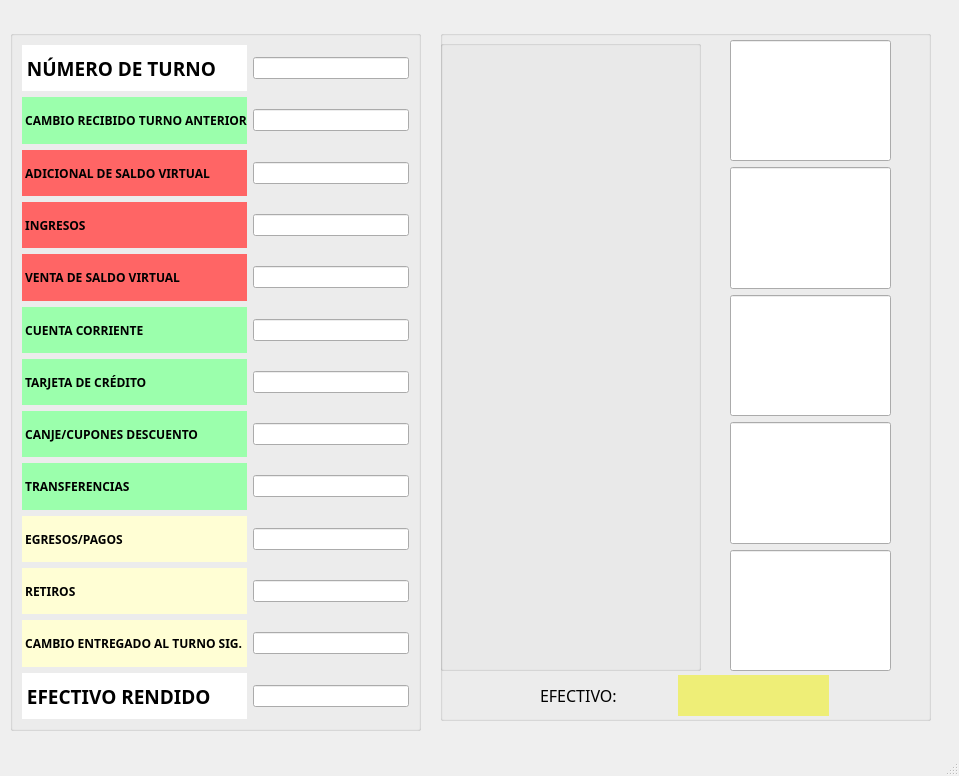
MatiSalinas/PoSLibreria, file cierre_caja.ui: the form before one commit.
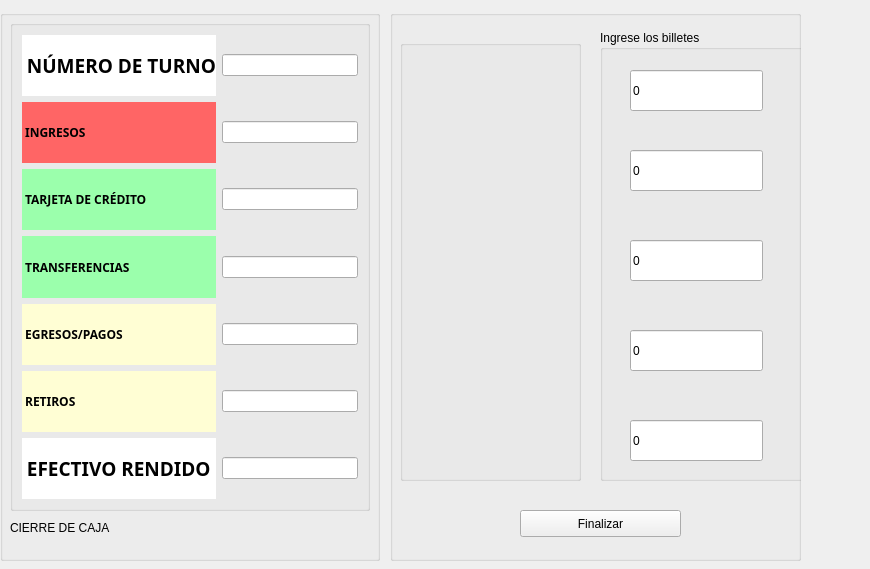
The form after the commit. Icons and pictures are not drawn.

What changed in the file:
```diff
--- a/cierre_caja.ui
+++ b/cierre_caja.ui
@@ -6,28 +6,279 @@
    <rect>
     <x>0</x>
     <y>0</y>
-    <width>959</width>
-    <height>776</height>
+    <width>870</width>
+    <height>569</height>
    </rect>
   </property>
   <property name="windowTitle">
    <string>MainWindow</string>
   </property>
   <widget class="QWidget" name="centralwidget">
-   <widget class="QGroupBox" name="groupBox_2">
+   <widget class="QGroupBox" name="groupBox_4">
     <property name="geometry">
      <rect>
-      <x>440</x>
-      <y>30</y>
-      <width>491</width>
-      <height>691</height>
+      <x>0</x>
+      <y>10</y>
+      <width>380</width>
+      <height>551</height>
      </rect>
     </property>
-    <property name="sizePolicy">
-     <sizepolicy hsizetype="Preferred" vsizetype="MinimumExpanding">
-      <horstretch>0</horstretch>
-      <verstretch>0</verstretch>
-     </sizepolicy>
+    <property name="title">
+     <string/>
+    </property>
+    <widget class="QGroupBox" name="groupBox">
+     <property name="geometry">
+      <rect>
+       <x>10</x>
+       <y>10</y>
+       <width>360</width>
+       <height>491</height>
+      </rect>
+     </property>
+     <property name="title">
+      <string/>
+     </property>
+     <layout class="QGridLayout" name="gridLayout">
+      <item row="0" column="1">
+       <widget class="QLineEdit" name="numeroTurno">
+        <property name="readOnly">
+         <bool>true</bool>
+        </property>
+       </widget>
+      </item>
+      <item row="5" column="1">
+       <widget class="QLineEdit" name="retiroInput"/>
+      </item>
+      <item row="5" column="0">
+       <widget class="QLabel" name="retiros">
+        <property name="sizePolicy">
+         <sizepolicy hsizetype="Preferred" vsizetype="MinimumExpanding">
+          <horstretch>0</horstretch>
+          <verstretch>0</verstretch>
+         </sizepolicy>
+        </property>
+        <property name="font">
+         <font>
+          <family>Bahnschrift SemiBold</family>
+          <pointsize>9</pointsize>
+          <weight>75</weight>
+          <bold>true</bold>
+         </font>
+        </property>
+        <property name="styleSheet">
+         <string notr="true">background-color:rgb(255, 254, 212);
+color:black;
+</string>
+        </property>
+        <property name="text">
+         <string> RETIROS</string>
+        </property>
+       </widget>
+      </item>
+      <item row="0" column="0">
+       <widget class="QLabel" name="num_turno">
+        <property name="sizePolicy">
+         <sizepolicy hsizetype="Preferred" vsizetype="MinimumExpanding">
+          <horstretch>0</horstretch>
+          <verstretch>0</verstretch>
+         </sizepolicy>
+        </property>
+        <property name="font">
+         <font>
+          <family>Bahnschrift SemiBold SemiConden</family>
+          <pointsize>14</pointsize>
+          <weight>75</weight>
+          <bold>true</bold>
+         </font>
+        </property>
+        <property name="styleSheet">
+         <string notr="true">background-color:rgb(255, 255, 255);
+color:black;</string>
+        </property>
+        <property name="text">
+         <string> NÚMERO DE TURNO</string>
+        </property>
+       </widget>
+      </item>
+      <item row="6" column="1">
+       <widget class="QLineEdit" name="efectivoRendidoLabel">
+        <property name="readOnly">
+         <bool>true</bool>
+        </property>
+       </widget>
+      </item>
+      <item row="2" column="0">
+       <widget class="QLabel" name="tarj_credito">
+        <property name="sizePolicy">
+         <sizepolicy hsizetype="Preferred" vsizetype="MinimumExpanding">
+          <horstretch>0</horstretch>
+          <verstretch>0</verstretch>
+         </sizepolicy>
+        </property>
+        <property name="font">
+         <font>
+          <family>Bahnschrift SemiBold</family>
+          <pointsize>9</pointsize>
+          <weight>75</weight>
+          <bold>true</bold>
+         </font>
+        </property>
+        <property name="styleSheet">
+         <string notr="true">background-color:rgb(155, 255, 172);
+color:black;
+</string>
+        </property>
+        <property name="text">
+         <string> TARJETA DE CRÉDITO</string>
+        </property>
+       </widget>
+      </item>
+      <item row="6" column="0">
+       <widget class="QLabel" name="efectivo_rendido">
+        <property name="sizePolicy">
+         <sizepolicy hsizetype="Preferred" vsizetype="MinimumExpanding">
+          <horstretch>0</horstretch>
+          <verstretch>0</verstretch>
+         </sizepolicy>
+        </property>
+        <property name="font">
+         <font>
+          <family>Bahnschrift SemiBold SemiConden</family>
+          <pointsize>14</pointsize>
+          <weight>75</weight>
+          <bold>true</bold>
+         </font>
+        </property>
+        <property name="styleSheet">
+         <string notr="true">background-color:rgb(255, 255, 255);
+color:black;
+</string>
+        </property>
+        <property name="text">
+         <string> EFECTIVO RENDIDO</string>
+        </property>
+       </widget>
+      </item>
+      <item row="2" column="1">
+       <widget class="QLineEdit" name="tarjetaInput"/>
+      </item>
+      <item row="3" column="0">
+       <widget class="QLabel" name="transferencias">
+        <property name="sizePolicy">
+         <sizepolicy hsizetype="Preferred" vsizetype="MinimumExpanding">
+          <horstretch>0</horstretch>
+          <verstretch>0</verstretch>
+         </sizepolicy>
+        </property>
+        <property name="font">
+         <font>
+          <family>Bahnschrift SemiBold</family>
+          <pointsize>9</pointsize>
+          <weight>75</weight>
+          <bold>true</bold>
+         </font>
+        </property>
+        <property name="styleSheet">
+         <string notr="true">background-color:rgb(155, 255, 172);
+color:black;
+</string>
+        </property>
+        <property name="text">
+         <string> TRANSFERENCIAS</string>
+        </property>
+       </widget>
+      </item>
+      <item row="1" column="0">
+       <widget class="QLabel" name="ingresos">
+        <property name="sizePolicy">
+         <sizepolicy hsizetype="Preferred" vsizetype="MinimumExpanding">
+          <horstretch>0</horstretch>
+          <verstretch>0</verstretch>
+         </sizepolicy>
+        </property>
+        <property name="font">
+         <font>
+          <family>Bahnschrift SemiBold</family>
+          <pointsize>9</pointsize>
+          <weight>75</weight>
+          <bold>true</bold>
+         </font>
+        </property>
+        <property name="styleSheet">
+         <string notr="true">background-color:rgb(255, 101, 101)
+</string>
+        </property>
+        <property name="text">
+         <string> INGRESOS</string>
+        </property>
+       </widget>
+      </item>
+      <item row="4" column="0">
+       <widget class="QLabel" name="egresos_pagos">
+        <property name="sizePolicy">
+         <sizepolicy hsizetype="Preferred" vsizetype="MinimumExpanding">
+          <horstretch>0</horstretch>
+          <verstretch>0</verstretch>
+         </sizepolicy>
+        </property>
+        <property name="font">
+         <font>
+          <family>Bahnschrift SemiBold</family>
+          <pointsize>9</pointsize>
+          <weight>75</weight>
+          <bold>true</bold>
+         </font>
+        </property>
+        <property name="styleSheet">
+         <string notr="true">background-color:rgb(255, 254, 212);
+color:black;
+</string>
+        </property>
+        <property name="text">
+         <string> EGRESOS/PAGOS</string>
+        </property>
+       </widget>
+      </item>
+      <item row="4" column="1">
+       <widget class="QLineEdit" name="egresosInput"/>
+      </item>
+      <item row="3" column="1">
+       <widget class="QLineEdit" name="tranferenciasInput"/>
+      </item>
+      <item row="1" column="1">
+       <widget class="QLineEdit" name="ingresosInput">
+        <property name="readOnly">
+         <bool>true</bool>
+        </property>
+       </widget>
+      </item>
+     </layout>
+    </widget>
+    <widget class="QLabel" name="label_9">
+     <property name="geometry">
+      <rect>
+       <x>10</x>
+       <y>510</y>
+       <width>361</width>
+       <height>16</height>
+      </rect>
+     </property>
+     <property name="styleSheet">
+      <string notr="true"/>
+     </property>
+     <property name="text">
+      <string>CIERRE DE CAJA </string>
+     </property>
+    </widget>
+   </widget>
+   <widget class="QGroupBox" name="groupBox_5">
+    <property name="geometry">
+     <rect>
+      <x>390</x>
+      <y>10</y>
+      <width>411</width>
+      <height>551</height>
+     </rect>
     </property>
     <property name="title">
      <string/>
@@ -35,10 +286,10 @@
     <widget class="QGroupBox" name="groupBox_3">
      <property name="geometry">
       <rect>
-       <x>0</x>
-       <y>10</y>
-       <width>261</width>
-       <height>631</height>
+       <x>10</x>
+       <y>30</y>
+       <width>181</width>
+       <height>441</height>
       </rect>
      </property>
      <property name="title">
@@ -47,10 +298,10 @@
      <widget class="QLabel" name="label">
       <property name="geometry">
        <rect>
-        <x>50</x>
-        <y>150</y>
-        <width>171</width>
-        <height>101</height>
+        <x>0</x>
+        <y>90</y>
+        <width>151</width>
+        <height>81</height>
        </rect>
       </property>
       <property name="sizePolicy">
@@ -72,10 +323,10 @@
      <widget class="QLabel" name="label_3">
       <property name="geometry">
        <rect>
-        <x>50</x>
-        <y>280</y>
-        <width>171</width>
-        <height>101</height>
+        <x>0</x>
+        <y>180</y>
+        <width>151</width>
+        <height>81</height>
        </rect>
       </property>
       <property name="sizePolicy">
@@ -97,10 +348,10 @@
      <widget class="QLabel" name="label_2">
       <property name="geometry">
        <rect>
-        <x>50</x>
-        <y>30</y>
-        <width>171</width>
-        <height>101</height>
+        <x>0</x>
+        <y>0</y>
+        <width>151</width>
+        <height>81</height>
        </rect>
       </property>
       <property name="sizePolicy">
@@ -122,10 +373,10 @@
      <widget class="QLabel" name="label_4">
       <property name="geometry">
        <rect>
-        <x>50</x>
-        <y>400</y>
-        <width>171</width>
-        <height>101</height>
+        <x>0</x>
+        <y>270</y>
+        <width>151</width>
+        <height>81</height>
        </rect>
       </property>
       <property name="sizePolicy">
@@ -147,10 +398,10 @@
      <widget class="QLabel" name="label_5">
       <property name="geometry">
        <rect>
-        <x>50</x>
-        <y>520</y>
-        <width>171</width>
-        <height>101</height>
+        <x>0</x>
+        <y>360</y>
+        <width>151</width>
+        <height>81</height>
        </rect>
       </property>
       <property name="sizePolicy">
@@ -170,507 +421,99 @@
       </property>
      </widget>
     </widget>
-    <widget class="QWidget" name="layoutWidget">
+    <widget class="QGroupBox" name="groupBox_2">
      <property name="geometry">
       <rect>
-       <x>290</x>
-       <y>10</y>
+       <x>210</x>
+       <y>20</y>
+       <width>211</width>
+       <height>451</height>
+      </rect>
+     </property>
+     <property name="title">
+      <string>Ingrese los billetes</string>
+     </property>
+     <widget class="QLineEdit" name="quinientos">
+      <property name="geometry">
+       <rect>
+        <x>30</x>
+        <y>210</y>
+        <width>133</width>
+        <height>41</height>
+       </rect>
+      </property>
+      <property name="text">
+       <string>0</string>
+      </property>
+     </widget>
+     <widget class="QLineEdit" name="cien">
+      <property name="geometry">
+       <rect>
+        <x>30</x>
+        <y>390</y>
+        <width>133</width>
+        <height>41</height>
+       </rect>
+      </property>
+      <property name="text">
+       <string>0</string>
+      </property>
+     </widget>
+     <widget class="QLineEdit" name="doscientos">
+      <property name="geometry">
+       <rect>
+        <x>30</x>
+        <y>300</y>
+        <width>133</width>
+        <height>41</height>
+       </rect>
+      </property>
+      <property name="text">
+       <string>0</string>
+      </property>
+     </widget>
+     <widget class="QLineEdit" name="dosmil">
+      <property name="geometry">
+       <rect>
+        <x>30</x>
+        <y>40</y>
+        <width>133</width>
+        <height>41</height>
+       </rect>
+      </property>
+      <property name="text">
+       <string>0</string>
+      </property>
+     </widget>
+     <widget class="QLineEdit" name="mil">
+      <property name="geometry">
+       <rect>
+        <x>30</x>
+        <y>120</y>
+        <width>133</width>
+        <height>41</height>
+       </rect>
+      </property>
+      <property name="text">
+       <string>0</string>
+      </property>
+     </widget>
+    </widget>
+    <widget class="QPushButton" name="botonFinalizar">
+     <property name="geometry">
+      <rect>
+       <x>130</x>
+       <y>500</y>
        <width>161</width>
-       <height>631</height>
+       <height>27</height>
       </rect>
      </property>
-     <layout class="QVBoxLayout" name="verticalLayout">
-      <item>
-       <widget class="QLineEdit" name="lineEdit_14">
-        <property name="sizePolicy">
-         <sizepolicy hsizetype="Expanding" vsizetype="MinimumExpanding">
-          <horstretch>0</horstretch>
-          <verstretch>0</verstretch>
-         </sizepolicy>
-        </property>
-        <property name="font">
-         <font>
-          <pointsize>22</pointsize>
-         </font>
-        </property>
-       </widget>
-      </item>
-      <item>
-       <widget class="QLineEdit" name="lineEdit_15">
-        <property name="sizePolicy">
-         <sizepolicy hsizetype="Expanding" vsizetype="MinimumExpanding">
-          <horstretch>0</horstretch>
-          <verstretch>0</verstretch>
-         </sizepolicy>
-        </property>
-        <property name="font">
-         <font>
-          <pointsize>22</pointsize>
-         </font>
-        </property>
-       </widget>
-      </item>
-      <item>
-       <widget class="QLineEdit" name="lineEdit_16">
-        <property name="sizePolicy">
-         <sizepolicy hsizetype="Expanding" vsizetype="MinimumExpanding">
-          <horstretch>0</horstretch>
-          <verstretch>0</verstretch>
-         </sizepolicy>
-        </property>
-        <property name="font">
-         <font>
-          <pointsize>22</pointsize>
-         </font>
-        </property>
-       </widget>
-      </item>
-      <item>
-       <widget class="QLineEdit" name="lineEdit_17">
-        <property name="sizePolicy">
-         <sizepolicy hsizetype="Expanding" vsizetype="MinimumExpanding">
-          <horstretch>0</horstretch>
-          <verstretch>0</verstretch>
-         </sizepolicy>
-        </property>
-        <property name="font">
-         <font>
-          <pointsize>22</pointsize>
-         </font>
-        </property>
-       </widget>
-      </item>
-      <item>
-       <widget class="QLineEdit" name="lineEdit_18">
-        <property name="sizePolicy">
-         <sizepolicy hsizetype="Expanding" vsizetype="MinimumExpanding">
-          <horstretch>0</horstretch>
-          <verstretch>0</verstretch>
-         </sizepolicy>
-        </property>
-        <property name="font">
-         <font>
-          <pointsize>22</pointsize>
-         </font>
-        </property>
-       </widget>
-      </item>
-     </layout>
-    </widget>
-    <widget class="QLabel" name="label_6">
-     <property name="geometry">
-      <rect>
-       <x>100</x>
-       <y>650</y>
-       <width>111</width>
-       <height>31</height>
-      </rect>
-     </property>
-     <property name="font">
-      <font>
-       <family>Bahnschrift Light</family>
-       <pointsize>12</pointsize>
-      </font>
-     </property>
      <property name="text">
-      <string>EFECTIVO:</string>
+      <string>Finalizar</string>
      </property>
     </widget>
-    <widget class="QLabel" name="label_7">
-     <property name="geometry">
-      <rect>
-       <x>238</x>
-       <y>645</y>
-       <width>151</width>
-       <height>41</height>
-      </rect>
-     </property>
-     <property name="styleSheet">
-      <string notr="true">background-color: rgb(238, 238, 119);</string>
-     </property>
-     <property name="text">
-      <string/>
-     </property>
-    </widget>
    </widget>
-   <widget class="QGroupBox" name="groupBox">
-    <property name="geometry">
-     <rect>
-      <x>10</x>
-      <y>30</y>
-      <width>411</width>
-      <height>701</height>
-     </rect>
-    </property>
-    <property name="title">
-     <string/>
-    </property>
-    <layout class="QGridLayout" name="gridLayout">
-     <item row="3" column="0">
-      <widget class="QLabel" name="ingresos">
-       <property name="sizePolicy">
-        <sizepolicy hsizetype="Preferred" vsizetype="MinimumExpanding">
-         <horstretch>0</horstretch>
-         <verstretch>0</verstretch>
-        </sizepolicy>
-       </property>
-       <property name="font">
-        <font>
-         <family>Bahnschrift SemiBold</family>
-         <pointsize>9</pointsize>
-         <bold>true</bold>
-        </font>
-       </property>
-       <property name="styleSheet">
-        <string notr="true">background-color:rgb(255, 101, 101)
-</string>
-       </property>
-       <property name="text">
-        <string> INGRESOS</string>
-       </property>
-      </widget>
-     </item>
-     <item row="8" column="1">
-      <widget class="QLineEdit" name="lineEdit_9"/>
-     </item>
-     <item row="12" column="0">
-      <widget class="QLabel" name="efectivo_rendido">
-       <property name="sizePolicy">
-        <sizepolicy hsizetype="Preferred" vsizetype="MinimumExpanding">
-         <horstretch>0</horstretch>
-         <verstretch>0</verstretch>
-        </sizepolicy>
-       </property>
-       <property name="font">
-        <font>
-         <family>Bahnschrift SemiBold SemiConden</family>
-         <pointsize>14</pointsize>
-         <bold>true</bold>
-        </font>
-       </property>
-       <property name="styleSheet">
-        <string notr="true">background-color:rgb(255, 255, 255)
-</string>
-       </property>
-       <property name="text">
-        <string> EFECTIVO RENDIDO</string>
-       </property>
-      </widget>
-     </item>
-     <item row="5" column="0">
-      <widget class="QLabel" name="cuenta_corr">
-       <property name="sizePolicy">
-        <sizepolicy hsizetype="Preferred" vsizetype="MinimumExpanding">
-         <horstretch>0</horstretch>
-         <verstretch>0</verstretch>
-        </sizepolicy>
-       </property>
-       <property name="font">
-        <font>
-         <family>Bahnschrift SemiBold</family>
-         <pointsize>9</pointsize>
-         <bold>true</bold>
-        </font>
-       </property>
-       <property name="styleSheet">
-        <string notr="true">background-color:rgb(155, 255, 172)
-</string>
-       </property>
-       <property name="text">
-        <string> CUENTA CORRIENTE</string>
-       </property>
-      </widget>
-     </item>
-     <item row="10" column="1">
-      <widget class="QLineEdit" name="lineEdit_11"/>
-     </item>
-     <item row="2" column="0">
-      <widget class="QLabel" name="adi_sal_virtual">
-       <property name="sizePolicy">
-        <sizepolicy hsizetype="Preferred" vsizetype="MinimumExpanding">
-         <horstretch>0</horstretch>
-         <verstretch>0</verstretch>
-        </sizepolicy>
-       </property>
-       <property name="font">
-        <font>
-         <family>Bahnschrift SemiBold</family>
-         <pointsize>9</pointsize>
-         <bold>true</bold>
-        </font>
-       </property>
-       <property name="styleSheet">
-        <string notr="true">background-color:rgb(255, 101, 101)
-</string>
-       </property>
-       <property name="text">
-        <string> ADICIONAL DE SALDO VIRTUAL</string>
-       </property>
-      </widget>
-     </item>
-     <item row="1" column="1">
-      <widget class="QLineEdit" name="lineEdit_2"/>
-     </item>
-     <item row="2" column="1">
-      <widget class="QLineEdit" name="lineEdit_3"/>
-     </item>
-     <item row="0" column="0">
-      <widget class="QLabel" name="num_turno">
-       <property name="sizePolicy">
-        <sizepolicy hsizetype="Preferred" vsizetype="MinimumExpanding">
-         <horstretch>0</horstretch>
-         <verstretch>0</verstretch>
-        </sizepolicy>
-       </property>
-       <property name="font">
-        <font>
-         <family>Bahnschrift SemiBold SemiConden</family>
-         <pointsize>14</pointsize>
-         <bold>true</bold>
-        </font>
-       </property>
-       <property name="styleSheet">
-        <string notr="true">background-color:rgb(255, 255, 255)
-</string>
-       </property>
-       <property name="text">
-        <string> NÚMERO DE TURNO</string>
-       </property>
-      </widget>
-     </item>
-     <item row="7" column="0">
-      <widget class="QLabel" name="canje_cupon">
-       <property name="sizePolicy">
-        <sizepolicy hsizetype="Preferred" vsizetype="MinimumExpanding">
-         <horstretch>0</horstretch>
-         <verstretch>0</verstretch>
-        </sizepolicy>
-       </property>
-       <property name="font">
-        <font>
-         <family>Bahnschrift SemiBold</family>
-         <pointsize>9</pointsize>
-         <bold>true</bold>
-        </font>
-       </property>
-       <property name="styleSheet">
-        <string notr="true">background-color:rgb(155, 255, 172)
-</string>
-       </property>
-       <property name="text">
-        <string> CANJE/CUPONES DESCUENTO</string>
-       </property>
-      </widget>
-     </item>
-     <item row="3" column="1">
-      <widget class="QLineEdit" name="lineEdit_4"/>
-     </item>
-     <item row="5" column="1">
-      <widget class="QLineEdit" name="lineEdit_6"/>
-     </item>
-     <item row="4" column="1">
-      <widget class="QLineEdit" name="lineEdit_5"/>
-     </item>
-     <item row="10" column="0">
-      <widget class="QLabel" name="retiros">
-       <property name="sizePolicy">
-        <sizepolicy hsizetype="Preferred" vsizetype="MinimumExpanding">
-         <horstretch>0</horstretch>
-         <verstretch>0</verstretch>
-        </sizepolicy>
-       </property>
-       <property name="font">
-        <font>
-         <family>Bahnschrift SemiBold</family>
-         <pointsize>9</pointsize>
-         <bold>true</bold>
-        </font>
-       </property>
-       <property name="styleSheet">
-        <string notr="true">background-color:rgb(255, 254, 212)
-</string>
-       </property>
-       <property name="text">
-        <string> RETIROS</string>
-       </property>
-      </widget>
-     </item>
-     <item row="6" column="0">
-      <widget class="QLabel" name="tarj_credito">
-       <property name="sizePolicy">
-        <sizepolicy hsizetype="Preferred" vsizetype="MinimumExpanding">
-         <horstretch>0</horstretch>
-         <verstretch>0</verstretch>
-        </sizepolicy>
-       </property>
-       <property name="font">
-        <font>
-         <family>Bahnschrift SemiBold</family>
-         <pointsize>9</pointsize>
-         <bold>true</bold>
-        </font>
-       </property>
-       <property name="styleSheet">
-        <string notr="true">background-color:rgb(155, 255, 172)
-</string>
-       </property>
-       <property name="text">
-        <string> TARJETA DE CRÉDITO</string>
-       </property>
-      </widget>
-     </item>
-     <item row="7" column="1">
-      <widget class="QLineEdit" name="lineEdit_8"/>
-     </item>
-     <item row="9" column="1">
-      <widget class="QLineEdit" name="lineEdit_10"/>
-     </item>
-     <item row="0" column="1">
-      <widget class="QLineEdit" name="lineEdit"/>
-     </item>
-     <item row="1" column="0">
-      <widget class="QLabel" name="cambio_tur_ant">
-       <property name="sizePolicy">
-        <sizepolicy hsizetype="Preferred" vsizetype="MinimumExpanding">
-         <horstretch>0</horstretch>
-         <verstretch>0</verstretch>
-        </sizepolicy>
-       </property>
-       <property name="font">
-        <font>
-         <family>Bahnschrift SemiBold</family>
-         <pointsize>9</pointsize>
-         <bold>true</bold>
-        </font>
-       </property>
-       <property name="styleSheet">
-        <string notr="true">background-color:rgb(155, 255, 172)
-</string>
-       </property>
-       <property name="text">
-        <string> CAMBIO RECIBIDO TURNO ANTERIOR</string>
-       </property>
-      </widget>
-     </item>
-     <item row="12" column="1">
-      <widget class="QLineEdit" name="lineEdit_13"/>
-     </item>
-     <item row="8" column="0">
-      <widget class="QLabel" name="transferencias">
-       <property name="sizePolicy">
-        <sizepolicy hsizetype="Preferred" vsizetype="MinimumExpanding">
-         <horstretch>0</horstretch>
-         <verstretch>0</verstretch>
-        </sizepolicy>
-       </property>
-       <property name="font">
-        <font>
-         <family>Bahnschrift SemiBold</family>
-         <pointsize>9</pointsize>
-         <bold>true</bold>
-        </font>
-       </property>
-       <property name="styleSheet">
-        <string notr="true">background-color:rgb(155, 255, 172)
-</string>
-       </property>
-       <property name="text">
-        <string> TRANSFERENCIAS</string>
-       </property>
-      </widget>
-     </item>
-     <item row="11" column="0">
-      <widget class="QLabel" name="cambio_tur_sig">
-       <property name="sizePolicy">
-        <sizepolicy hsizetype="Preferred" vsizetype="MinimumExpanding">
-         <horstretch>0</horstretch>
-         <verstretch>0</verstretch>
-        </sizepolicy>
-       </property>
-       <property name="font">
-        <font>
-         <family>Bahnschrift SemiBold</family>
-         <pointsize>9</pointsize>
-         <bold>true</bold>
-        </font>
-       </property>
-       <property name="styleSheet">
-        <string notr="true">background-color:rgb(255, 254, 212)
-</string>
-       </property>
-       <property name="text">
-        <string> CAMBIO ENTREGADO AL TURNO SIG.</string>
-       </property>
-      </widget>
-     </item>
-     <item row="11" column="1">
-      <widget class="QLineEdit" name="lineEdit_12"/>
-     </item>
-     <item row="4" column="0">
-      <widget class="QLabel" name="venta_sal_virtual">
-       <property name="sizePolicy">
-        <sizepolicy hsizetype="Preferred" vsizetype="MinimumExpanding">
-         <horstretch>0</horstretch>
-         <verstretch>0</verstretch>
-        </sizepolicy>
-       </property>
-       <property name="font">
-        <font>
-         <family>Bahnschrift SemiBold</family>
-         <pointsize>9</pointsize>
-         <bold>true</bold>
-        </font>
-       </property>
-       <property name="styleSheet">
-        <string notr="true">background-color:rgb(255, 101, 101)
-</string>
-       </property>
-       <property name="text">
-        <string> VENTA DE SALDO VIRTUAL</string>
-       </property>
-      </widget>
-     </item>
-     <item row="9" column="0">
-      <widget class="QLabel" name="egresos_pagos">
-       <property name="sizePolicy">
-        <sizepolicy hsizetype="Preferred" vsizetype="MinimumExpanding">
-         <horstretch>0</horstretch>
-         <verstretch>0</verstretch>
-        </sizepolicy>
-       </property>
-       <property name="font">
-        <font>
-         <family>Bahnschrift SemiBold</family>
-         <pointsize>9</pointsize>
-         <bold>true</bold>
-        </font>
-       </property>
-       <property name="styleSheet">
-        <string notr="true">background-color:rgb(255, 254, 212)
-</string>
-       </property>
-       <property name="text">
-        <string> EGRESOS/PAGOS</string>
-       </property>
-      </widget>
-     </item>
-     <item row="6" column="1">
-      <widget class="QLineEdit" name="lineEdit_7"/>
-     </item>
-    </layout>
-   </widget>
   </widget>
-  <widget class="QMenuBar" name="menubar">
-   <property name="geometry">
-    <rect>
-     <x>0</x>
-     <y>0</y>
-     <width>959</width>
-     <height>22</height>
-    </rect>
-   </property>
-  </widget>
-  <widget class="QStatusBar" name="statusbar"/>
  </widget>
  <resources/>
  <connections/>
```
